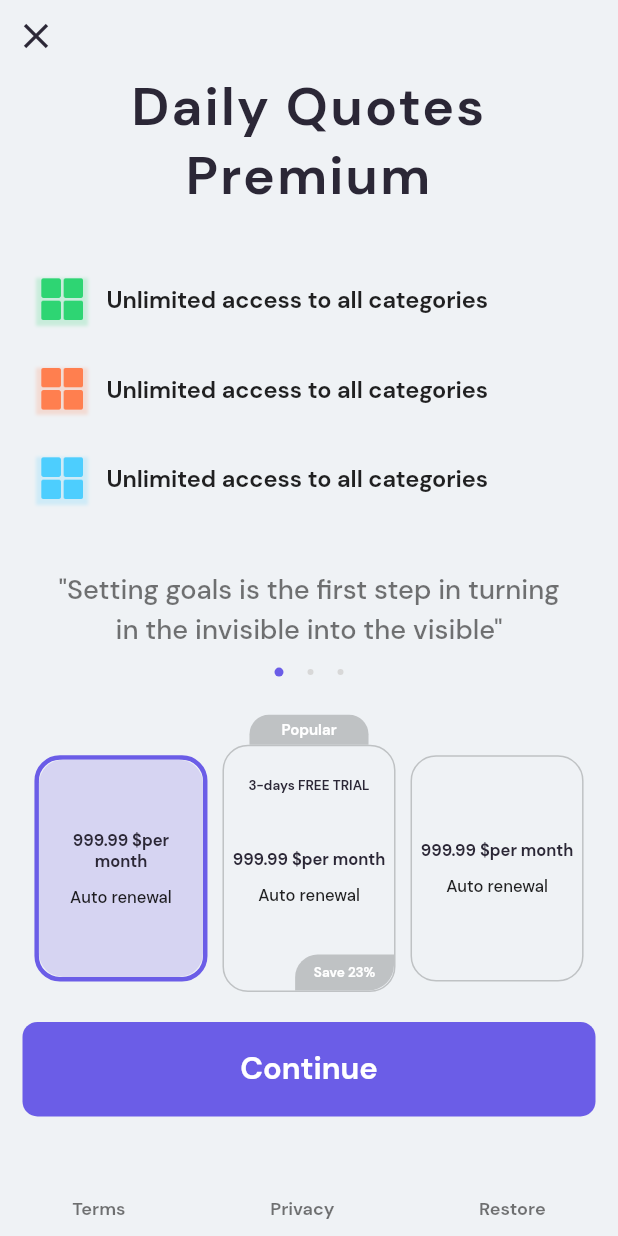
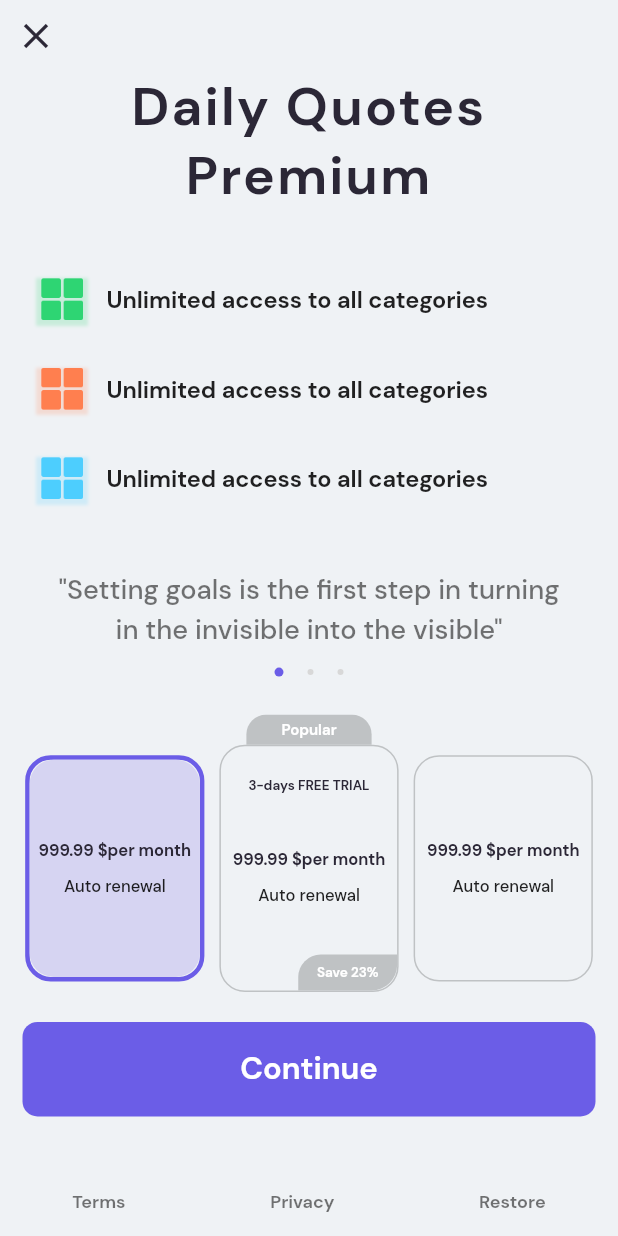
Before and after one commit to Ajaodolapo1301/infoSquamobi, a Flutter app: the screen it shows after launch, on a phone screen of 412 x 824 dp. Run offline on Flutter 3.47's test engine with Material 2 defaults, Android fonts, the phone set to English and light mode, and no system bars; drawn by our look-alikes of overlay_support; our stand-ins replace device_preview.

Commit message:
first commit

```diff
--- a/lib/features/home/screen/home.dart
+++ b/lib/features/home/screen/home.dart
@@ -185,7 +185,7 @@ class _MyHomePageState extends State<MyHomePage> {
             ),
 
             Padding(
-              padding: const EdgeInsets.only(top: 10, bottom: 10),
+              padding: const EdgeInsets.only(top: 10, bottom: 15),
               child: Row(
                 mainAxisAlignment: MainAxisAlignment.spaceAround,
                 children: [
--- a/lib/features/home/screen/widget/pricing.dart
+++ b/lib/features/home/screen/widget/pricing.dart
@@ -60,7 +60,7 @@ class _PricingWidgetState extends State<PricingWidget> with TickerProviderStateM
       children: [
 
         Container(
-        width: 28 * SizeConfig.widthMultiplier,
+        width: 29 * SizeConfig.widthMultiplier,
           clipBehavior: Clip.antiAlias,
           margin: EdgeInsets.only(bottom:7.0 * widget.factorChange , top:7.0 * widget.factorChange , left: 5, right: 5  ),
 
```
